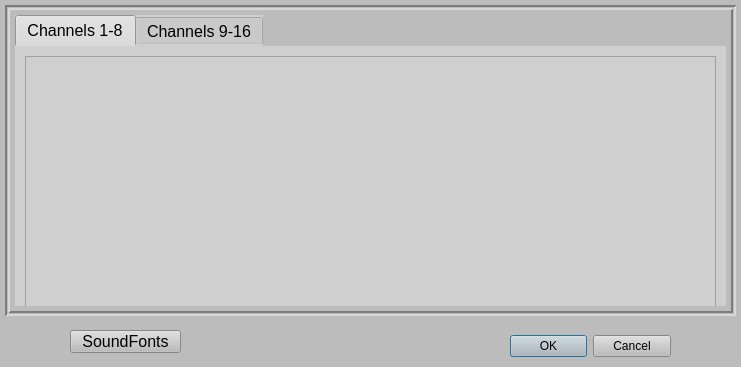
Old version of the form AdjRaspi5qtSynthApp_1/Dialog_FluidSynthChannels.ui in the repository nahumbudin/AdjRaspi5qtSynthApp_1.
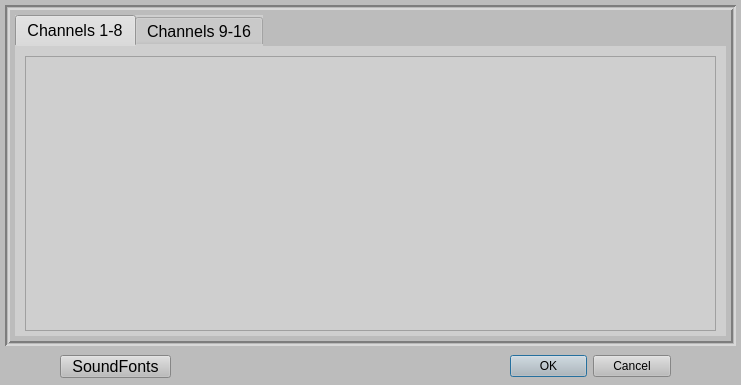
New version of the form.

Commit message: Added MIDI mapper handling of allocating channels to instruments.

Patch:
```diff
--- a/AdjRaspi5qtSynthApp_1/Dialog_FluidSynthChannels.ui
+++ b/AdjRaspi5qtSynthApp_1/Dialog_FluidSynthChannels.ui
@@ -7,7 +7,7 @@
     <x>0</x>
     <y>0</y>
     <width>741</width>
-    <height>367</height>
+    <height>385</height>
    </rect>
   </property>
   <property name="windowTitle">
@@ -21,7 +21,7 @@
    <property name="geometry">
     <rect>
      <x>510</x>
-     <y>330</y>
+     <y>350</y>
      <width>161</width>
      <height>32</height>
     </rect>
@@ -47,7 +47,7 @@
      <x>5</x>
      <y>5</y>
      <width>731</width>
-     <height>311</height>
+     <height>341</height>
     </rect>
    </property>
    <property name="frameShape">
@@ -68,7 +68,7 @@
       <x>10</x>
       <y>10</y>
       <width>711</width>
-      <height>291</height>
+      <height>321</height>
      </rect>
     </property>
     <property name="font">
@@ -92,7 +92,7 @@
         <x>10</x>
         <y>10</y>
         <width>691</width>
-        <height>251</height>
+        <height>275</height>
        </rect>
       </property>
       <property name="verticalScrollBarPolicy">
@@ -110,7 +110,7 @@
          <x>0</x>
          <y>0</y>
          <width>689</width>
-         <height>249</height>
+         <height>273</height>
         </rect>
        </property>
       </widget>
@@ -155,8 +155,8 @@
   <widget class="QPushButton" name="pushButton_Fluid_Channels_SoundFonts">
    <property name="geometry">
     <rect>
-     <x>70</x>
-     <y>330</y>
+     <x>60</x>
+     <y>355</y>
      <width>111</width>
      <height>23</height>
     </rect>
```
Left out of the diff: 4 changed lines with no effect on the pictures. The commit also changes 183 other files.
